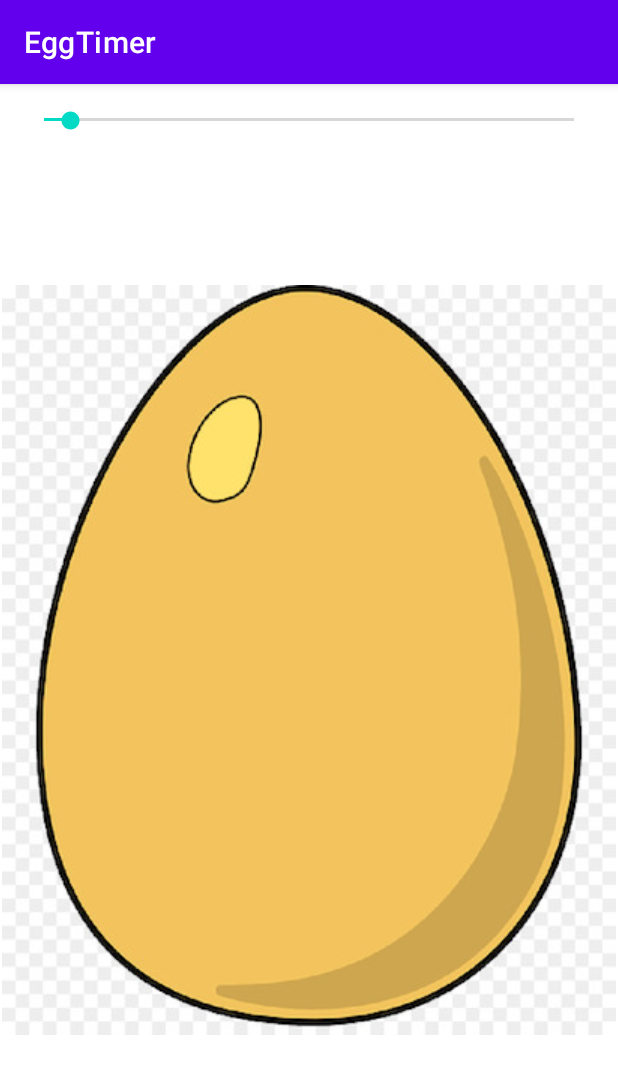
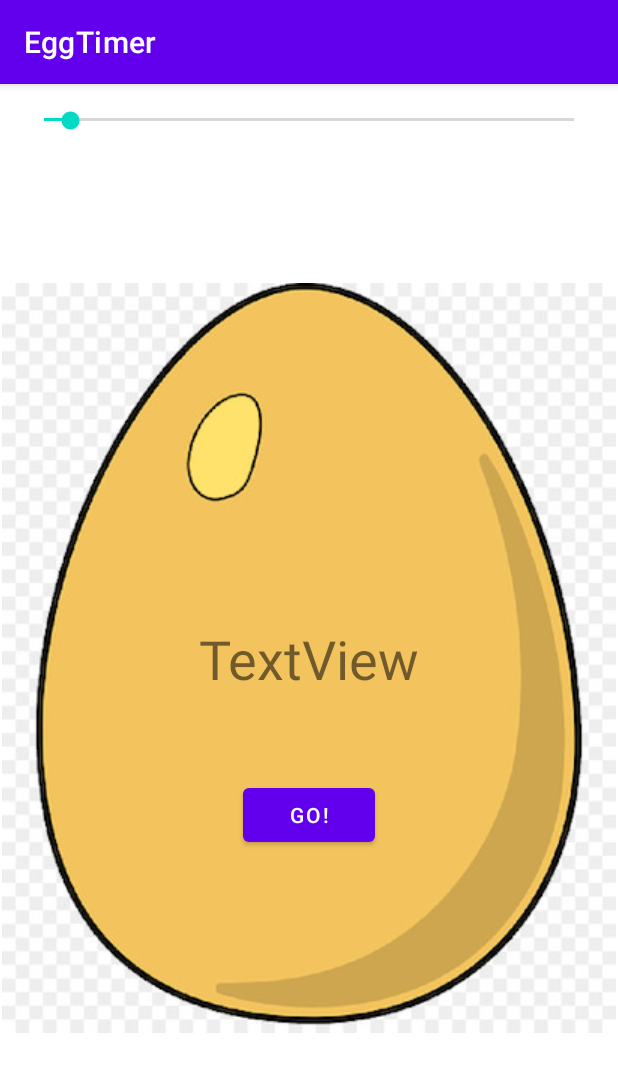
Before and after one commit to yashlad27/EggTimer, an Android app: the screen it shows after launch (MainActivity), on a phone screen of 412 x 824 dp. Shown: the top 1074 px of the screen. Run offline under Robolectric (Android 15) with nearby library versions, the phone set to English and light mode, and no system bars.

Commit message:
seekBar, textView, ImageView added in XML 🤖

```diff
--- a/app/src/main/java/com/example/eggtimer/MainActivity.java
+++ b/app/src/main/java/com/example/eggtimer/MainActivity.java
@@ -5,6 +5,7 @@ import androidx.appcompat.app.AppCompatActivity;
 import android.os.Bundle;
 import android.widget.ImageView;
 import android.widget.SeekBar;
+import android.widget.TextView;
 
 public class MainActivity extends AppCompatActivity {
 
@@ -13,16 +14,43 @@ public class MainActivity extends AppCompatActivity {
         super.onCreate(savedInstanceState);
         setContentView(R.layout.activity_main);
 
-        ImageView imageView = findViewById(R.id.imageView2);
-        SeekBar seekBar = findViewById(R.id.seekBar);
+        ImageView imageView = findViewById(R.id.EggimageView);
+        SeekBar seekBar = findViewById(R.id.timerseekBar);
+        TextView textView = findViewById(R.id.CountDowntextView);
 
-        int max = 200;
-        int startingPos = 10;
+        int max = 600;
+        int startingPos = 30;
 
         seekBar.setMax(max);
         seekBar.setProgress(startingPos);
 
+        seekBar.setOnSeekBarChangeListener(new SeekBar.OnSeekBarChangeListener() {
+            @Override
+            public void onProgressChanged(SeekBar seekBar, int i, boolean b) {
+                int minutes = i /60;
+                int seconds = i - (minutes * 60);
 
+                String secondString = Integer.toString(seconds);
+
+                if(secondString == "0"){
+                    secondString = "00";
+                }
+
+                //textView.setText(Integer.toString(minutes) + ":" + Integer.toString(seconds));
+
+                textView.setText(Integer.toString(minutes) + ":" + secondString);
+            }
+
+            @Override
+            public void onStartTrackingTouch(SeekBar seekBar) {
+
+            }
+
+            @Override
+            public void onStopTrackingTouch(SeekBar seekBar) {
+
+            }
+        });
 
     }
 }
--- a/app/src/main/res/layout/activity_main.xml
+++ b/app/src/main/res/layout/activity_main.xml
@@ -7,17 +7,18 @@
     tools:context=".MainActivity">
 
     <ImageView
-        android:id="@+id/imageView2"
+        android:id="@+id/EggimageView"
         android:layout_width="wrap_content"
         android:layout_height="wrap_content"
         app:layout_constraintBottom_toBottomOf="parent"
         app:layout_constraintEnd_toEndOf="parent"
         app:layout_constraintStart_toStartOf="parent"
         app:layout_constraintTop_toTopOf="parent"
+        app:layout_constraintVertical_bias="0.495"
         app:srcCompat="@drawable/egg" />
 
     <SeekBar
-        android:id="@+id/seekBar"
+        android:id="@+id/timerseekBar"
         android:layout_width="385dp"
         android:layout_height="16dp"
         android:layout_marginTop="16dp"
@@ -25,11 +26,26 @@
         app:layout_constraintStart_toStartOf="parent"
         app:layout_constraintTop_toTopOf="parent" />
 
-    <TextView
-        android:id="@+id/textView"
-        android:layout_width="174dp"
-        android:layout_height="47dp"
+    <Button
+        android:id="@+id/buttonGO"
+        android:layout_width="wrap_content"
+        android:layout_height="wrap_content"
+        android:layout_marginTop="56dp"
+        android:text="Go!"
         app:layout_constraintEnd_toEndOf="parent"
         app:layout_constraintStart_toStartOf="parent"
-        tools:layout_editor_absoluteY="233dp" />
+        app:layout_constraintTop_toBottomOf="@+id/CountDowntextView" />
+
+    <TextView
+        android:id="@+id/CountDowntextView"
+        android:layout_width="wrap_content"
+        android:layout_height="wrap_content"
+        android:text="TextView"
+        android:textSize="36sp"
+        app:layout_constraintBottom_toBottomOf="parent"
+        app:layout_constraintEnd_toEndOf="parent"
+        app:layout_constraintStart_toStartOf="parent"
+        app:layout_constraintTop_toTopOf="parent"
+        app:layout_constraintVertical_bias="0.499" />
+
 </androidx.constraintlayout.widget.ConstraintLayout>
```
